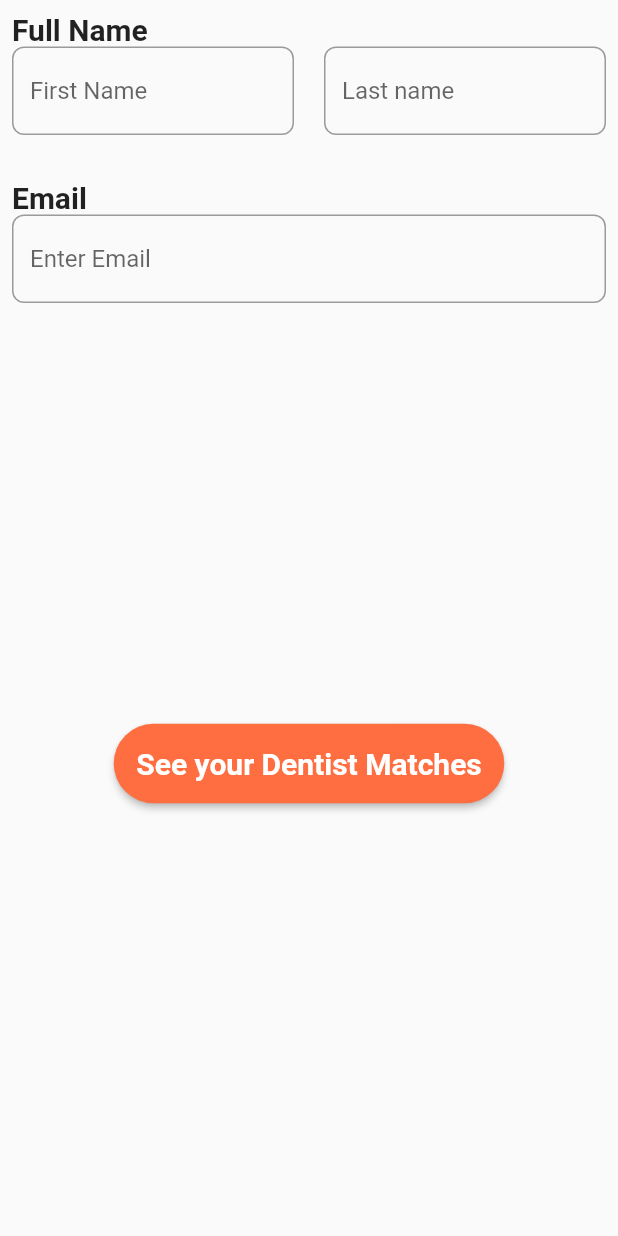
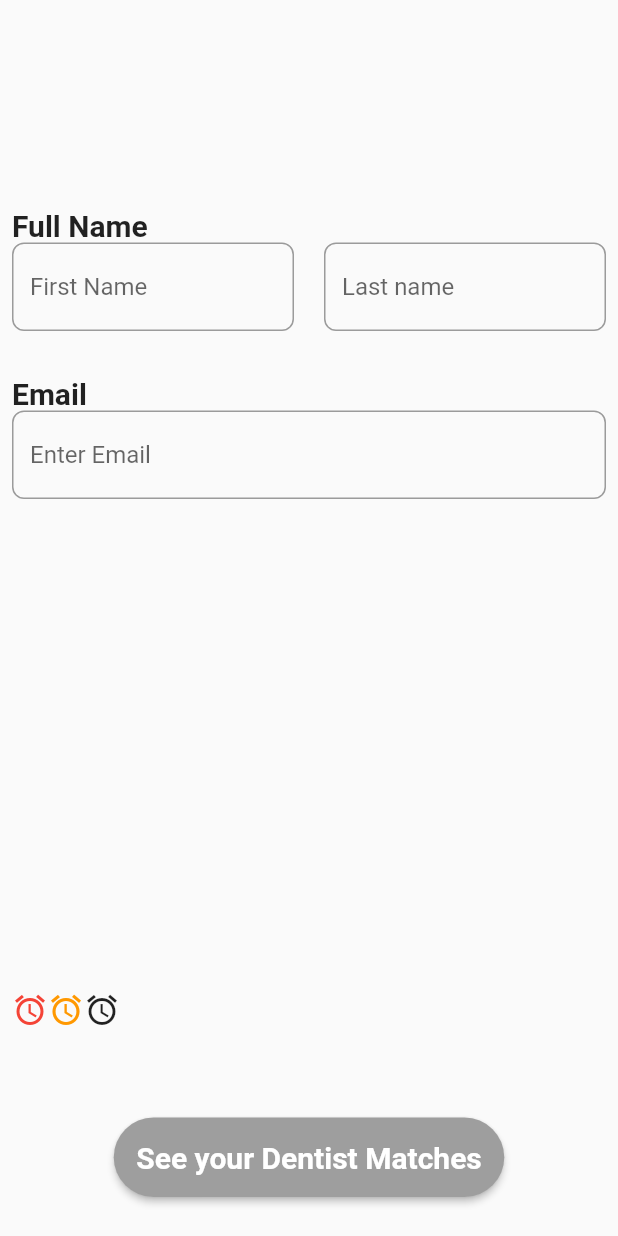
Before and after one commit to jtmuller5/flutter_practice, a Flutter app: the screen it shows after launch, on a phone screen of 412 x 824 dp. Run offline on Flutter 3.47's test engine with Material 2 defaults, Android fonts, the phone set to English and light mode, and no system bars; our stand-ins replace google_fonts, stacked.

Commit message:
fastbooking continued

```diff
--- a/lib/on_boarding_screen/on_boarding_page.dart
+++ b/lib/on_boarding_screen/on_boarding_page.dart
@@ -1,3 +1,5 @@
+import 'dart:typed_data';
+
 import 'package:flutter/material.dart';
 import 'package:flutter_practice/on_boarding_screen/on_boarding_viewmodel.dart';
 import 'package:flutter_practice/on_boarding_screen/widgets/on_boarding_confirm_button.dart';
@@ -12,14 +14,29 @@ class OnBoardingPage extends StatelessWidget {
     return ViewModelBuilder<OnboardingViewModel>.reactive(
       viewModelBuilder: () => OnboardingViewModel(),
       builder: (context, viewModel, _) {
-        return  Scaffold(
+        return Scaffold(
+          resizeToAvoidBottomInset: false,
           body: Center(
             child: Padding(
               padding: const EdgeInsets.all(8.0),
               child: Column(
-                children: const [
-                  OnBoardingListView(),
-                  Expanded(child: OnboardingConfirmButton()),
+                mainAxisAlignment: MainAxisAlignment.center,
+                children: [
+                  Expanded(child: Container()),
+                  const Expanded(flex: 4, child: OnBoardingListView()),
+                  Row(
+                    children: [
+                      Icon(Icons.access_alarms,color: viewModel.firstName == ""  || viewModel.firstName == null ?  Colors.red : Colors.green),
+                      Icon(Icons.access_alarms, color: viewModel.lastName == "" || viewModel.lastName == null ? Colors.orange : Colors.yellow),
+                      Icon(Icons.access_alarms),
+                    ],
+                  ),
+                  const Expanded(
+                    child: Align(alignment: Alignment.bottomCenter, child: Padding(
+                      padding: EdgeInsets.all(18.0),
+                      child: OnboardingConfirmButton(),
+                    )),
+                  ),
                 ],
               ),
             ),
--- a/lib/on_boarding_screen/widgets/on_boarding_confirm_button.dart
+++ b/lib/on_boarding_screen/widgets/on_boarding_confirm_button.dart
@@ -10,8 +10,7 @@ class OnboardingConfirmButton extends ViewModelWidget<OnboardingViewModel> {
 
   @override
   Widget build(BuildContext context, OnboardingViewModel viewModel) {
-    return Center(
-      child: Row(
+    return Row(
       mainAxisAlignment: MainAxisAlignment.center,
       children: [
         ElevatedButton(
@@ -20,17 +19,17 @@ class OnboardingConfirmButton extends ViewModelWidget<OnboardingViewModel> {
             print("First name: ${viewModel.firstName}");
             print(viewModel.lastName);
             print(viewModel.email);
-              Navigator.push(
-                context,
-                MaterialPageRoute(builder: (context) => const ToPage()),
-              );
+            // Navigator.push(
+            //   context,
+            //   MaterialPageRoute(builder: (context) => const ToPage()),
+            // );
           },
           style: ElevatedButton.styleFrom(
               padding: EdgeInsets.all(15),
               shape: RoundedRectangleBorder(
                 borderRadius: BorderRadius.circular(40),
               ),
-                backgroundColor: Colors.deepOrangeAccent),
+              backgroundColor: viewModel.firstName == null || viewModel.firstName =="" || viewModel.lastName == null || viewModel.lastName == "" || viewModel.email == null ||viewModel.email == "" ? Colors.grey : Colors.deepOrangeAccent),
           child: const Text(
             "See your Dentist Matches",
             style: TextStyle(
@@ -39,7 +38,6 @@ class OnboardingConfirmButton extends ViewModelWidget<OnboardingViewModel> {
           ),
         ),
       ],
-      ),
     );
   }
 }
```
Lines whose indentation alone changed are shown as unchanged.
